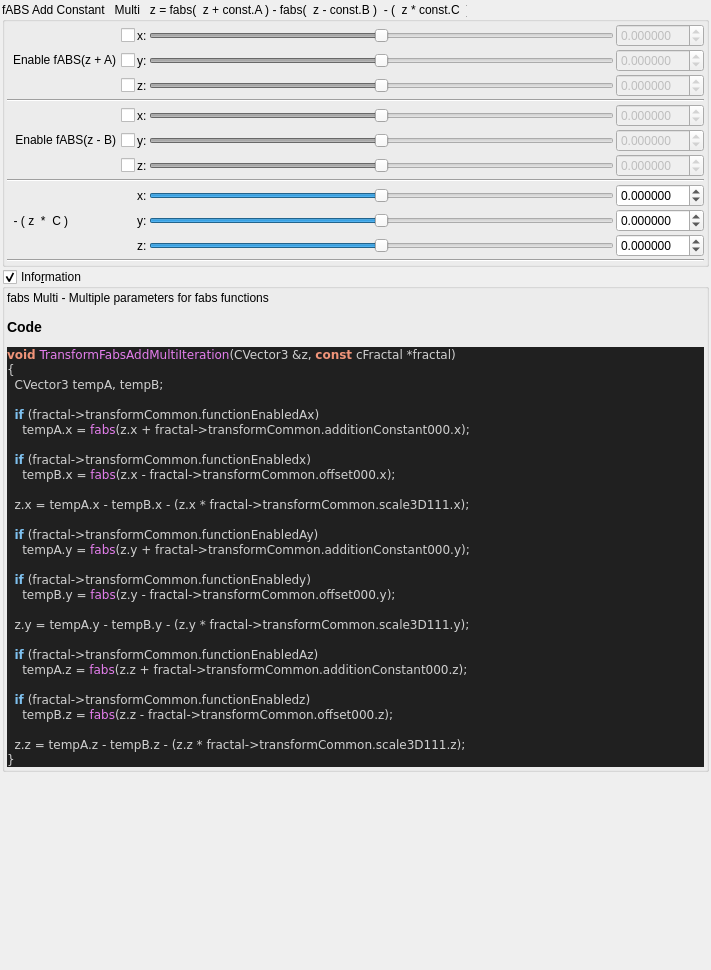
buddhi1980/mandelbulber2, file mandelbulber2/qt_data/fractal_transf_fabs_add_multi.ui: the form before one commit.
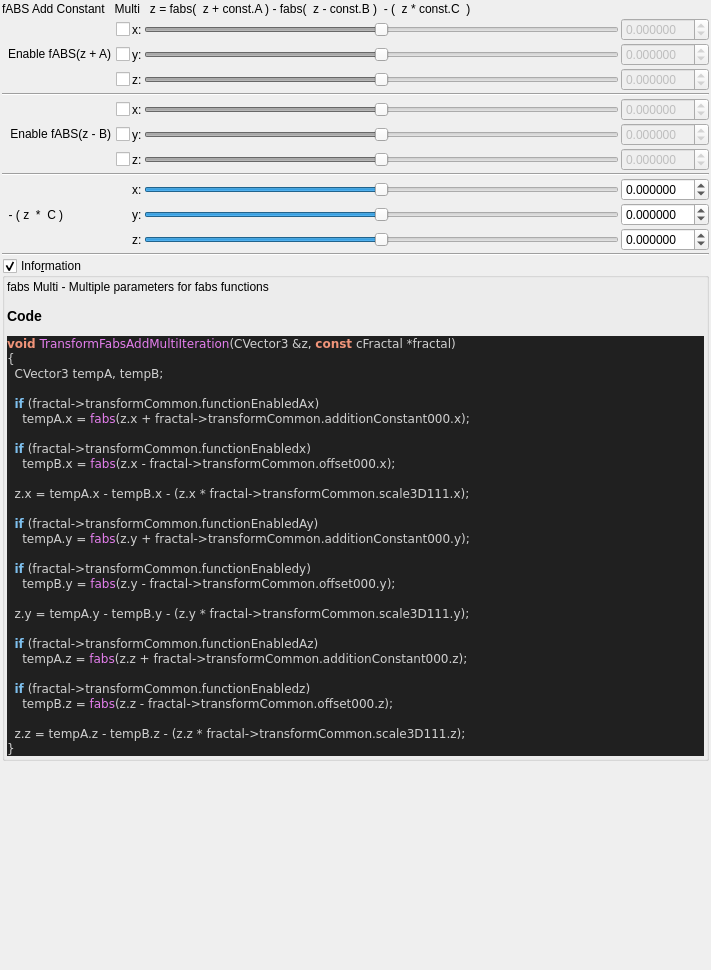
The form after the commit. Custom widgets are drawn as their Qt base class.

```diff
--- a/mandelbulber2/qt_data/fractal_transf_fabs_add_multi.ui
+++ b/mandelbulber2/qt_data/fractal_transf_fabs_add_multi.ui
@@ -30,29 +30,12 @@
     <number>2</number>
    </property>
    <item>
-    <widget class="QGroupBox" name="groupBox">
-     <property name="title">
+    <widget class="QLabel" name="label_2">
+     <property name="text">
       <string>fABS Add Constant   Multi   z = fabs(  z + const.A ) - fabs(  z - const.B )  - (  z * const.C  )</string>
      </property>
-     <property name="checkable">
-      <bool>false</bool>
-     </property>
-     <layout class="QVBoxLayout" name="verticalLayout_16" stretch="0,0">
-      <property name="spacing">
-       <number>2</number>
-      </property>
-      <property name="leftMargin">
-       <number>2</number>
-      </property>
-      <property name="topMargin">
-       <number>2</number>
-      </property>
-      <property name="rightMargin">
-       <number>2</number>
-      </property>
-      <property name="bottomMargin">
-       <number>2</number>
-      </property>
+    </widget>
+   </item>
       <item>
        <layout class="QGridLayout" name="gridLayout_28">
         <property name="spacing">
@@ -620,9 +603,6 @@
         <property name="orientation">
          <enum>Qt::Horizontal</enum>
         </property>
-       </widget>
-      </item>
-     </layout>
     </widget>
    </item>
    <item>
```
Lines whose indentation alone changed are shown as unchanged.
